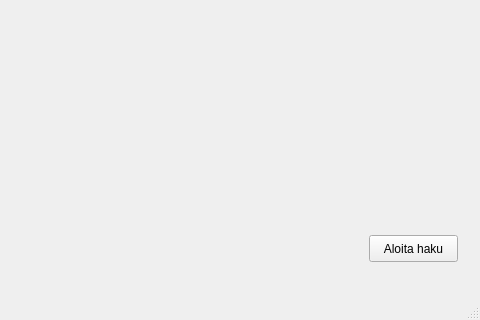
First picture: the form in App/mainwindow.ui, repository vikidi/Finlandia-Hiihto-Visual, before the edit; both pictures show x 201 to 681 and y 172 to 492 of the 681 by 492 pixel window.
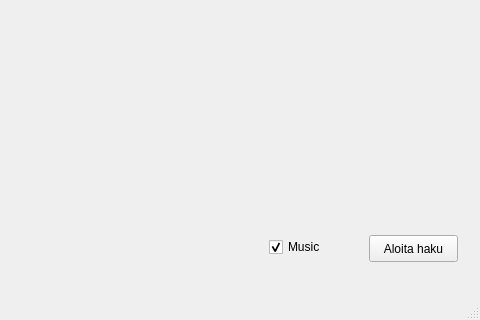
Second picture: the form after the edit.

Commit message: Added some music with on/off -button

```diff
--- a/App/mainwindow.ui
+++ b/App/mainwindow.ui
@@ -38,6 +38,22 @@
     </property>
     <layout class="QGridLayout" name="gridLayout"/>
    </widget>
+   <widget class="QCheckBox" name="MusicCheckbox">
+    <property name="geometry">
+     <rect>
+      <x>470</x>
+      <y>390</y>
+      <width>85</width>
+      <height>24</height>
+     </rect>
+    </property>
+    <property name="text">
+     <string>Music</string>
+    </property>
+    <property name="checked">
+     <bool>true</bool>
+    </property>
+   </widget>
   </widget>
   <widget class="QMenuBar" name="menuBar">
    <property name="geometry">
```
The commit also changes 3 other files.
